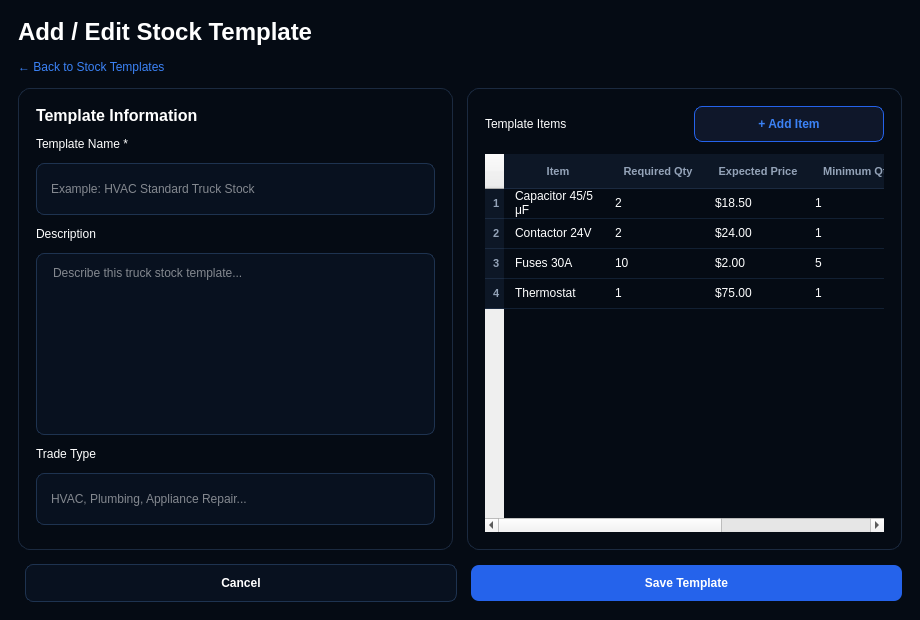
The window that InventoryQtApp/AddEditTemplateDialog.ui (Felipeact/InventoryQtApp) describes before a commit, drawn with Qt 5.
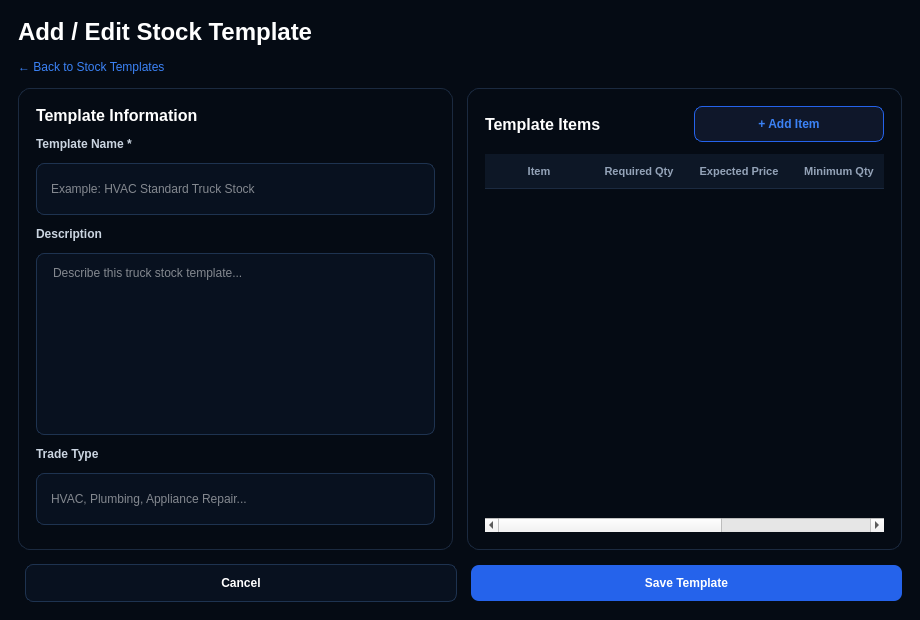
The same window after the commit.

```diff
--- a/InventoryQtApp/AddEditTemplateDialog.ui
+++ b/InventoryQtApp/AddEditTemplateDialog.ui
@@ -51,19 +51,21 @@
 				border-radius: 12px;
 				}
 
-				QLabel#sectionTitle {
+				QLabel#sectionTitle,
+				QLabel#sectionTitleItems {
 				font-size: 16px;
 				font-weight: 800;
 				}
 
-				QLabel#fieldLabel {
+				QLabel#templateNameLabel,
+				QLabel#descriptionLabel,
+				QLabel#tradeTypeLabel {
 				color: #CBD5E1;
 				font-size: 12px;
 				font-weight: 600;
 				}
 
 				QLineEdit,
-				QSpinBox,
 				QPlainTextEdit {
 				background-color: #08111F;
 				border: 1px solid #1E3350;
@@ -75,7 +77,6 @@
 				}
 
 				QLineEdit:focus,
-				QSpinBox:focus,
 				QPlainTextEdit:focus {
 				border: 1px solid #2563EB;
 				}
@@ -330,8 +331,9 @@
 											<number>5</number>
 										</property>
 										<property name="rowCount">
-											<number>4</number>
+											<number>0</number>
 										</property>
+
 										<property name="showGrid">
 											<bool>false</bool>
 										</property>
@@ -344,130 +346,30 @@
 												<string>Item</string>
 											</property>
 										</column>
+
 										<column>
 											<property name="text">
 												<string>Required Qty</string>
 											</property>
 										</column>
+
 										<column>
 											<property name="text">
 												<string>Expected Price</string>
 											</property>
 										</column>
+
 										<column>
 											<property name="text">
 												<string>Minimum Qty</string>
 											</property>
 										</column>
+
 										<column>
 											<property name="text">
 												<string>Actions</string>
 											</property>
 										</column>
-
-										<item row="0" column="0">
-											<property name="text">
-												<string>Capacitor 45/5 μF</string>
-											</property>
-										</item>
-										<item row="0" column="1">
-											<property name="text">
-												<string>2</string>
-											</property>
-										</item>
-										<item row="0" column="2">
-											<property name="text">
-												<string>$18.50</string>
-											</property>
-										</item>
-										<item row="0" column="3">
-											<property name="text">
-												<string>1</string>
-											</property>
-										</item>
-										<item row="0" column="4">
-											<property name="text">
-												<string>✎ 🗑</string>
-											</property>
-										</item>
-
-										<item row="1" column="0">
-											<property name="text">
-												<string>Contactor 24V</string>
-											</property>
-										</item>
-										<item row="1" column="1">
-											<property name="text">
-												<string>2</string>
-											</property>
-										</item>
-										<item row="1" column="2">
-											<property name="text">
-												<string>$24.00</string>
-											</property>
-										</item>
-										<item row="1" column="3">
-											<property name="text">
-												<string>1</string>
-											</property>
-										</item>
-										<item row="1" column="4">
-											<property name="text">
-												<string>✎ 🗑</string>
-											</property>
-										</item>
-
-										<item row="2" column="0">
-											<property name="text">
-												<string>Fuses 30A</string>
-											</property>
-										</item>
-										<item row="2" column="1">
-											<property name="text">
-												<string>10</string>
-											</property>
-										</item>
-										<item row="2" column="2">
-											<property name="text">
-												<string>$2.00</string>
-											</property>
-										</item>
-										<item row="2" column="3">
-											<property name="text">
-												<string>5</string>
-											</property>
-										</item>
-										<item row="2" column="4">
-											<property name="text">
-												<string>✎ 🗑</string>
-											</property>
-										</item>
-
-										<item row="3" column="0">
-											<property name="text">
-												<string>Thermostat</string>
-											</property>
-										</item>
-										<item row="3" column="1">
-											<property name="text">
-												<string>1</string>
-											</property>
-										</item>
-										<item row="3" column="2">
-											<property name="text">
-												<string>$75.00</string>
-											</property>
-										</item>
-										<item row="3" column="3">
-											<property name="text">
-												<string>1</string>
-											</property>
-										</item>
-										<item row="3" column="4">
-											<property name="text">
-												<string>✎ 🗑</string>
-											</property>
-										</item>
 									</widget>
 								</item>
 							</layout>
```
Left out of the diff: 12 changed lines with no effect on the pictures.
